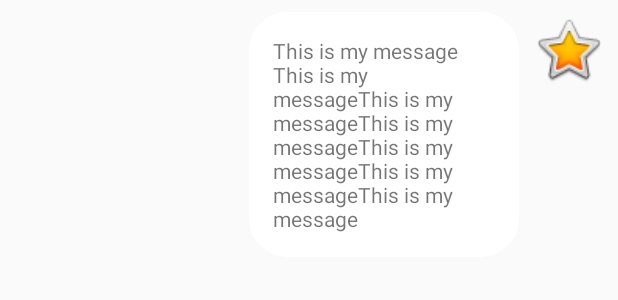
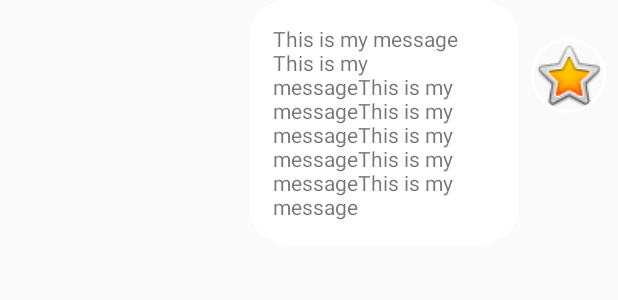
Before and after one commit to boardguy1024/KotlinFirebaseMassenger, an Android app: the layout chat_to_row.xml on its own in the app's theme, with its tools: preview values and no code run, on a phone screen of 412 x 824 dp. Shown: the top 300 px of the screen. Run offline under Robolectric (Android 15) with nearby library versions, the phone set to English and light mode, and no system bars.

Commit message:
chatFromLog, chatToLogにuserアイコンを表示

```diff
--- a/app/src/main/res/layout/chat_to_row.xml
+++ b/app/src/main/res/layout/chat_to_row.xml
@@ -15,18 +15,22 @@
         android:maxWidth="180dp"
         android:padding="16dp"
         android:text="This is my message This is my messageThis is my messageThis is my messageThis is my messageThis is my messageThis is my message"
-        app:layout_constraintEnd_toStartOf="@+id/imageView"
-        app:layout_constraintTop_toTopOf="@+id/imageView" />
+        app:layout_constraintBottom_toBottomOf="parent"
+        app:layout_constraintEnd_toStartOf="@+id/imageview_chat_to_row"
+        app:layout_constraintTop_toTopOf="parent" />
 
-    <ImageView
-        android:id="@+id/imageView"
+
+    <de.hdodenhof.circleimageview.CircleImageView
+        android:id="@+id/imageview_chat_to_row"
         android:layout_width="50dp"
         android:layout_height="50dp"
         android:layout_marginEnd="8dp"
         android:layout_marginRight="8dp"
-        android:layout_marginTop="8dp"
+        android:layout_marginTop="25dp"
+        android:src="@android:drawable/btn_star_big_on"
+        app:civ_border_color="@android:color/white"
+        app:civ_border_width="2dp"
         app:layout_constraintEnd_toEndOf="parent"
-        app:layout_constraintTop_toTopOf="parent"
-        app:srcCompat="@android:drawable/btn_star_big_on" />
+        app:layout_constraintTop_toTopOf="parent" />
 
 </android.support.constraint.ConstraintLayout>
```
Also changed, not shown: app/src/main/java/com/example/parkkyungsuk/kotlinmassanger/ChatLogActivity.kt (+19 -6 lines), app/src/main/java/com/example/parkkyungsuk/kotlinmassanger/LatestActivity.kt (+25 -0 lines), app/src/main/res/layout/chat_from_row.xml (+10 -5 lines).
